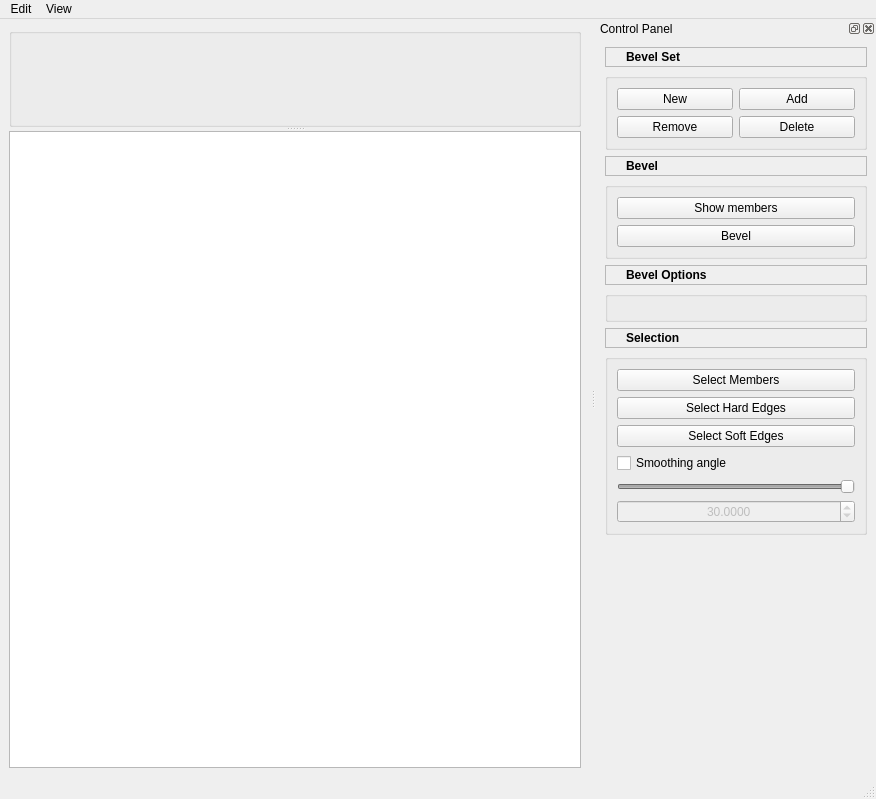
First picture: the form in maya_script/BevelTool/src/Qt/UI/MWBevelToolMainWindow.ui, repository FengYusheng/MyUtils, before the edit.
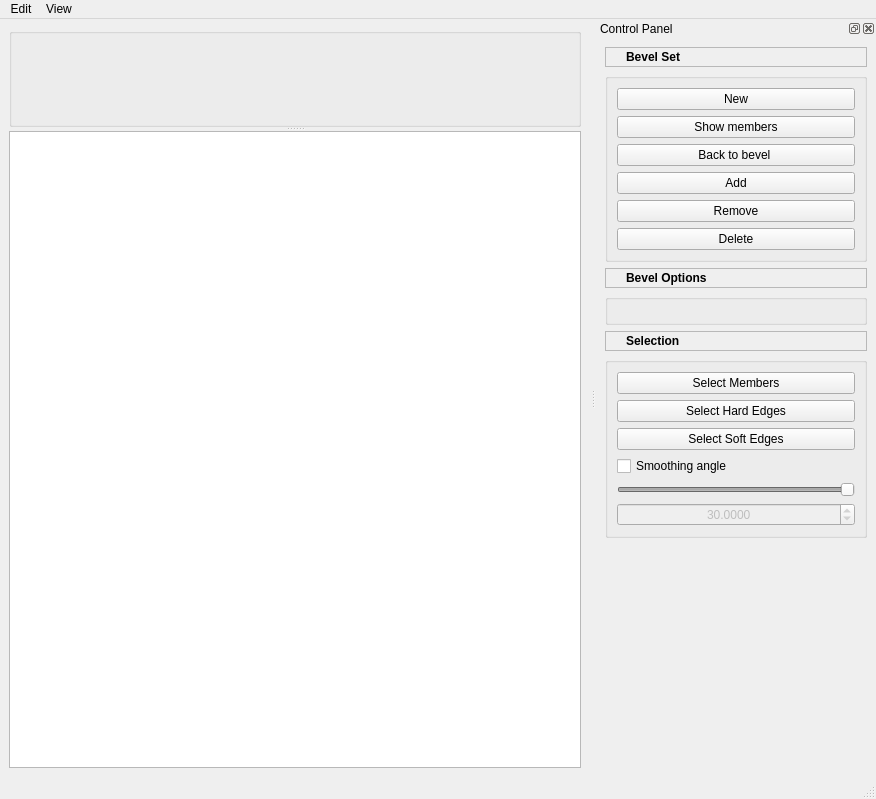
Second picture: the form after the edit.

Commit message: bevel tool without duplication

```diff
--- a/maya_script/BevelTool/src/Qt/UI/MWBevelToolMainWindow.ui
+++ b/maya_script/BevelTool/src/Qt/UI/MWBevelToolMainWindow.ui
@@ -79,7 +79,7 @@
    <property name="minimumSize">
     <size>
      <width>280</width>
-     <height>503</height>
+     <height>515</height>
     </size>
    </property>
    <property name="allowedAreas">
@@ -138,29 +138,43 @@
        <property name="checkable">
         <bool>false</bool>
        </property>
-       <layout class="QGridLayout" name="gridLayout">
-        <item row="0" column="0">
+       <layout class="QVBoxLayout" name="verticalLayout_2">
+        <item>
          <widget class="QPushButton" name="newBevelSetButton">
           <property name="text">
            <string>New</string>
           </property>
          </widget>
         </item>
-        <item row="0" column="1">
+        <item>
+         <widget class="QPushButton" name="memberButton">
+          <property name="text">
+           <string>Show members</string>
+          </property>
+         </widget>
+        </item>
+        <item>
+         <widget class="QPushButton" name="bevelButton">
+          <property name="text">
+           <string>Back to bevel </string>
+          </property>
+         </widget>
+        </item>
+        <item>
          <widget class="QPushButton" name="addMemberButton">
           <property name="text">
            <string>Add</string>
           </property>
          </widget>
         </item>
-        <item row="1" column="0">
+        <item>
          <widget class="QPushButton" name="removeMemberButton">
           <property name="text">
            <string>Remove</string>
           </property>
          </widget>
         </item>
-        <item row="1" column="1">
+        <item>
          <widget class="QPushButton" name="deleteBevelSetbutton">
           <property name="text">
            <string>Delete</string>
@@ -170,60 +184,6 @@
        </layout>
       </widget>
      </item>
-     <item>
-      <widget class="QLabel" name="bevelLabel">
-       <property name="minimumSize">
-        <size>
-         <width>0</width>
-         <height>20</height>
-        </size>
-       </property>
-       <property name="maximumSize">
-        <size>
-         <width>16777215</width>
-         <height>30</height>
-        </size>
-       </property>
-       <property name="frameShape">
-        <enum>QFrame::StyledPanel</enum>
-       </property>
-       <property name="text">
-        <string>&lt;html&gt;&lt;head/&gt;&lt;body&gt;&lt;p&gt;&lt;span style=&quot; font-weight:600;&quot;&gt;Bevel&lt;/span&gt;&lt;/p&gt;&lt;/body&gt;&lt;/html&gt;</string>
-       </property>
-       <property name="textFormat">
-        <enum>Qt::RichText</enum>
-       </property>
-       <property name="indent">
-        <number>20</number>
-       </property>
-      </widget>
-     </item>
-     <item>
-      <widget class="QGroupBox" name="bevelGroupBox">
-       <property name="title">
-        <string/>
-       </property>
-       <property name="flat">
-        <bool>true</bool>
-       </property>
-       <layout class="QVBoxLayout" name="verticalLayout_2">
-        <item>
-         <widget class="QPushButton" name="memberButton">
-          <property name="text">
-           <string>Show members</string>
-          </property>
-         </widget>
-        </item>
-        <item>
-         <widget class="QPushButton" name="bevelButton">
-          <property name="text">
-           <string>Bevel</string>
-          </property>
-         </widget>
-        </item>
-       </layout>
-      </widget>
-     </item>
      <item>
       <widget class="QLabel" name="bevelOptionsLabel">
        <property name="minimumSize">
```
The commit also changes 9 other files.
